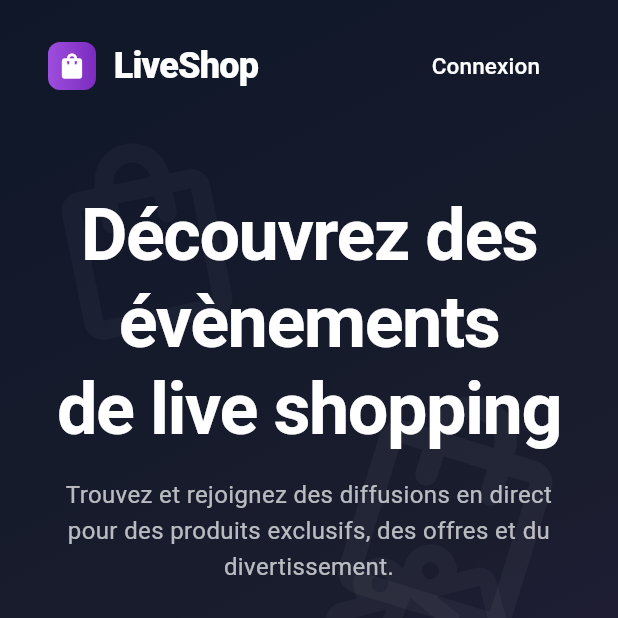
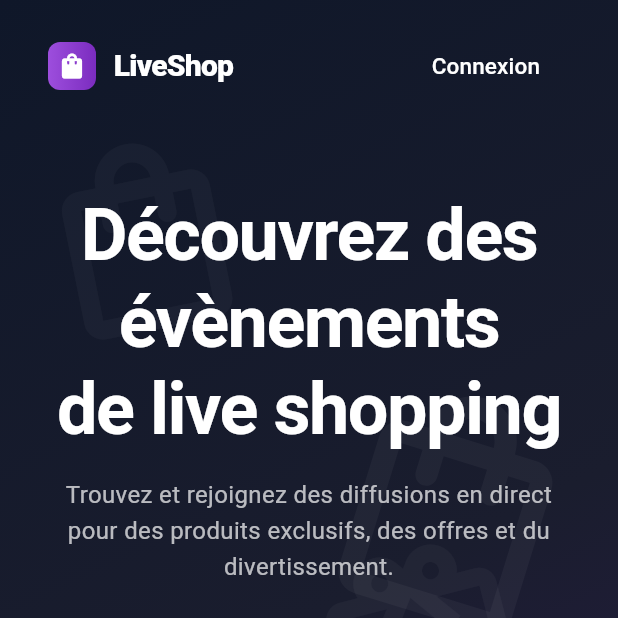
Before and after one commit to Poseidon1402/test-flutter, a Flutter app: the screen it shows after launch, on a phone screen of 412 x 824 dp, the top half of it. Run offline on Flutter 3.47's test engine with Material 3 defaults, Android fonts, the phone set to English and light mode, and no system bars; drawn by our look-alikes of cached_network_image; our stand-ins replace equatable, flutter_bloc, go_router, socket_io_client, video_player; accounts and stored records are empty; network calls fail.

Commit message:
update:added android support

```diff
--- a/app/lib/main.dart
+++ b/app/lib/main.dart
@@ -1,6 +1,5 @@
 import 'package:flutter/material.dart';
 import 'package:flutter_bloc/flutter_bloc.dart';
-import 'package:flutter_web_plugins/flutter_web_plugins.dart';
 import 'package:test_flutter/blocs/live_event/live_event_bloc.dart';
 
 import 'config/theme_config.dart';
@@ -12,7 +11,6 @@ import 'blocs/auth/auth_bloc.dart';
 import 'app_router.dart';
 
 void main() {
-  usePathUrlStrategy();
   WidgetsFlutterBinding.ensureInitialized();
   runApp(const MyApp());
 }
--- a/app/lib/screens/cart/cart_screen.dart
+++ b/app/lib/screens/cart/cart_screen.dart
@@ -1,4 +1,5 @@
 import 'dart:ui';
+import 'package:cached_network_image/cached_network_image.dart';
 import 'package:flutter/material.dart';
 import 'package:flutter_bloc/flutter_bloc.dart';
 import 'package:go_router/go_router.dart';
--- a/app/lib/screens/checkout/checkout_screen.dart
+++ b/app/lib/screens/checkout/checkout_screen.dart
@@ -133,7 +133,7 @@ class _CheckoutScreenState extends State<CheckoutScreen> {
                                       const Text(
                                         'Paiement',
                                         style: TextStyle(
-                                          fontSize: 32,
+                                          fontSize: 20,
                                           fontWeight: FontWeight.bold,
                                           color: Colors.white,
                                         ),
@@ -261,6 +261,7 @@ class _CheckoutScreenState extends State<CheckoutScreen> {
                                       ),
                                       child: Text(
                                         'Confirmer la commande (€${cartState.subtotal.toStringAsFixed(2)})',
+                                        textAlign: TextAlign.center,
                                         style: const TextStyle(
                                           fontSize: 18,
                                           fontWeight: FontWeight.w600,
--- a/app/lib/screens/checkout/components/card_form.dart
+++ b/app/lib/screens/checkout/components/card_form.dart
@@ -103,6 +103,7 @@ class _CardFormState extends State<_CardForm> {
         const SizedBox(height: 16),
 
         Row(
+          crossAxisAlignment: CrossAxisAlignment.end,
           children: [
             Expanded(
               child: Column(
--- a/app/lib/screens/checkout/components/confirmation_dialog.dart
+++ b/app/lib/screens/checkout/components/confirmation_dialog.dart
@@ -43,6 +43,7 @@ class _ConfirmationDialog extends StatelessWidget {
                 const SizedBox(height: 24),
                 const Text(
                   'Commande confirmée',
+                  textAlign: TextAlign.center,
                   style: TextStyle(
                     fontSize: 28,
                     fontWeight: FontWeight.bold,
--- a/app/lib/screens/home/components/image_preview.dart
+++ b/app/lib/screens/home/components/image_preview.dart
@@ -19,10 +19,24 @@ class _ImagePreview extends StatelessWidget {
           borderRadius: const BorderRadius.vertical(top: Radius.circular(16)),
           child: AspectRatio(
             aspectRatio: 16 / 9,
-            child: Image.network(
-              thumbnailUrl,
+            child: CachedNetworkImage(
+              imageUrl: thumbnailUrl,
               fit: BoxFit.cover,
-              errorBuilder: (context, error, stackTrace) {
+              placeholder: (context, url) {
+                return Container(
+                  color: const Color(0xFF3A3D4E),
+                  child: Center(
+                    child: CircularProgressIndicator(
+                      color: Colors.white.withValues(alpha: 0.3),
+                    ),
+                  ),
+                );
+              },
+              imageBuilder: (context, imageProvider) => Image(
+                image: imageProvider,
+                fit: BoxFit.cover,
+              ),
+              errorWidget: (context, error, stackTrace) {
                 return Container(
                   color: const Color(0xFF3A3D4E),
                   child: const Icon(
--- a/app/lib/screens/home/components/live_event_card.dart
+++ b/app/lib/screens/home/components/live_event_card.dart
@@ -98,7 +98,7 @@ class _LiveEventCard extends StatelessWidget {
     switch (status) {
       case LiveEventStatus.live:
         return ElevatedButton.icon(
-          onPressed: () => context.go('/live/${event.id}'),
+          onPressed: () => context.push('/live/${event.id}'),
           icon: const Icon(Icons.play_arrow, size: 18),
           label: const Text('Regarder'),
           style: ElevatedButton.styleFrom(
--- a/app/lib/screens/home/home_screen.dart
+++ b/app/lib/screens/home/home_screen.dart
@@ -1,3 +1,4 @@
+import 'package:cached_network_image/cached_network_image.dart';
 import 'package:flutter/material.dart';
 import 'package:flutter_bloc/flutter_bloc.dart';
 import 'package:go_router/go_router.dart';
@@ -112,7 +113,6 @@ class _HomeScreenState extends State<HomeScreen> {
 
                         // Cart Button
                         const CartButton(),
-                        const SizedBox(width: 8),
 
                         // Login Button
                         BlocBuilder<AuthBloc, AuthState>(
@@ -122,7 +122,7 @@ class _HomeScreenState extends State<HomeScreen> {
 
                             if (isLoggedIn) {
                               return TextButton(
-                                onPressed: () => context.go('/profile'),
+                                onPressed: () => context.push('/profile'),
                                 style: TextButton.styleFrom(
                                   foregroundColor: Colors.white,
                                   padding: const EdgeInsets.symmetric(
@@ -130,18 +130,12 @@ class _HomeScreenState extends State<HomeScreen> {
                                     vertical: 12,
                                   ),
                                 ),
-                                child: const Text(
-                                  'Profil',
-                                  style: TextStyle(
-                                    fontSize: 15,
-                                    fontWeight: FontWeight.w500,
-                                  ),
-                                ),
+                                child: const Icon(Icons.person, size: 24),
                               );
                             }
 
                             return TextButton(
-                              onPressed: () => context.go('/login'),
+                              onPressed: () => context.push('/login'),
                               style: TextButton.styleFrom(
                                 foregroundColor: Colors.white,
                                 padding: const EdgeInsets.symmetric(
@@ -218,14 +212,14 @@ class _HomeScreenState extends State<HomeScreen> {
                                               hintText:
                                                   'Recherchez des évènements en direct ou des produits...',
                                               hintStyle: TextStyle(
-                                                color: Colors.white.withValues(alpha:
-                                                  0.4,
+                                                color: Colors.white.withValues(
+                                                  alpha: 0.4,
                                                 ),
                                               ),
                                               prefixIcon: Icon(
                                                 Icons.search,
-                                                color: Colors.white.withValues(alpha:
-                                                  0.5,
+                                                color: Colors.white.withValues(
+                                                  alpha: 0.5,
                                                 ),
                                               ),
                                               filled: true,
@@ -472,6 +466,7 @@ bool _matchesStatus(LiveEvent e, String status) {
 }
 
 bool _matchesDate(LiveEvent e, String filter) {
+  // Filter by date
   if (filter == 'All' || filter == 'Tous') return true;
   final now = DateTime.now();
   final start = e.startTime;
@@ -494,6 +489,7 @@ bool _matchesDate(LiveEvent e, String filter) {
 }
 
 bool _matchesCategory(LiveEvent e, String filter) {
+  // Simple category matching based on title keywords
   if (filter == 'All' || filter == 'Tous') return true;
   final title = e.title.toLowerCase();
   switch (filter) {
--- a/app/lib/screens/live_event/live_event_screen.dart
+++ b/app/lib/screens/live_event/live_event_screen.dart
@@ -1,4 +1,5 @@
 import 'dart:async';
+import 'package:cached_network_image/cached_network_image.dart';
 import 'package:flutter/material.dart';
 import 'package:go_router/go_router.dart';
 import 'package:test_flutter/shared_components/cart_button.dart';
--- a/app/lib/screens/profile/profile_screen.dart
+++ b/app/lib/screens/profile/profile_screen.dart
@@ -9,9 +9,6 @@ part 'components/decorative_icon.dart';
 part 'components/top_navigation_bar.dart';
 part 'components/profile_header.dart';
 part 'components/orders_list.dart';
-
-// Content moved from lib/screens/profile_screen.dart
-// (unchanged UI; only import paths adjusted)
 
 class ProfileScreen extends StatelessWidget {
   const ProfileScreen({super.key});
--- a/app/lib/shared_components/logo.dart
+++ b/app/lib/shared_components/logo.dart
@@ -12,7 +12,9 @@ class Logo extends StatelessWidget {
     return InkWell(
       onTap: () => context.go('/'),
       child: Row(
-        mainAxisAlignment: centered ? MainAxisAlignment.center : MainAxisAlignment.start,
+        mainAxisAlignment: centered
+            ? MainAxisAlignment.center
+            : MainAxisAlignment.start,
         children: [
           Container(
             width: 32,
@@ -33,7 +35,7 @@ class Logo extends StatelessWidget {
           const Text(
             'LiveShop',
             style: TextStyle(
-              fontSize: 24,
+              fontSize: 20,
               fontWeight: FontWeight.w800,
               color: Colors.white,
               letterSpacing: -0.5,
--- a/app/pubspec.yaml
+++ b/app/pubspec.yaml
@@ -9,15 +9,14 @@ environment:
 dependencies:
   flutter:
     sdk: flutter
-  flutter_web_plugins:
-    sdk: flutter
   cupertino_icons: ^1.0.8
   http: ^1.2.2
   flutter_bloc: ^9.0.0
   equatable: ^2.0.5
   go_router: ^14.2.3
   socket_io_client: ^2.0.3+1
-  video_player: ^2.9.2
+  video_player: ^2.10.1
+  cached_network_image: ^3.4.1
 
 dev_dependencies:
   flutter_test:
```
Also changed, not shown: app/lib/screens/cart/components/cart_item_tile.dart (+16 -4 lines), app/lib/screens/live_event/components/live_video_and_products.dart (+12 -5 lines), app/lib/screens/login/components/login_card.dart (+6 -42 lines), app/lib/screens/profile/components/top_navigation_bar.dart (+2 -34 lines), app/pubspec.lock, 20 other files.
